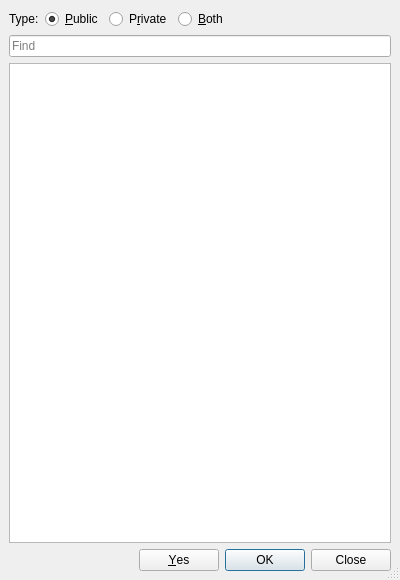
Dhwty/flist-messenger, file code/flist_messenger/flist_channellistdialog.ui: the form before one commit.
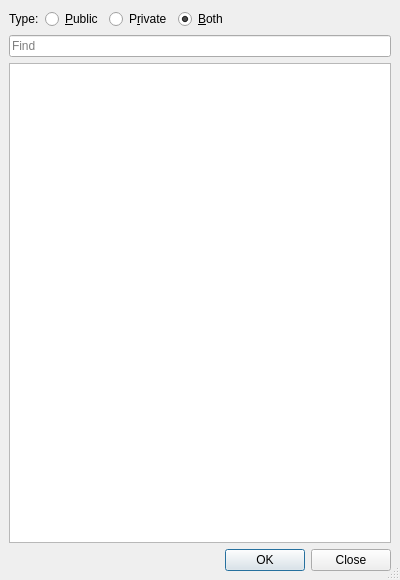
The form after the commit.

The edit to the form file:
```diff
--- a/code/flist_messenger/flist_channellistdialog.ui
+++ b/code/flist_messenger/flist_channellistdialog.ui
@@ -41,7 +41,7 @@
         <string>&amp;Public</string>
        </property>
        <property name="checked">
-        <bool>true</bool>
+        <bool>false</bool>
        </property>
       </widget>
      </item>
@@ -57,6 +57,9 @@
        <property name="text">
         <string>&amp;Both</string>
        </property>
+       <property name="checked">
+        <bool>true</bool>
+       </property>
       </widget>
      </item>
      <item>
@@ -133,7 +136,7 @@
    <item>
     <widget class="QDialogButtonBox" name="buttonBox">
      <property name="standardButtons">
-      <set>QDialogButtonBox::Close|QDialogButtonBox::Ok|QDialogButtonBox::Yes</set>
+      <set>QDialogButtonBox::Close|QDialogButtonBox::Ok</set>
      </property>
     </widget>
    </item>
```
Left out of the diff: 11 changed lines with no effect on the pictures.
